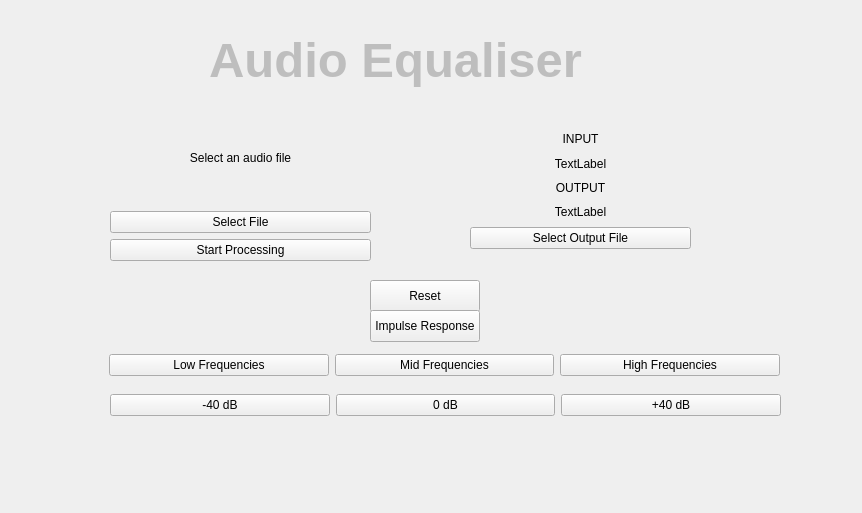
Above: EqualizerBeta_layout.ui from paulmeaney/FYP_viciLab_app before the change. Below: the same form after it.
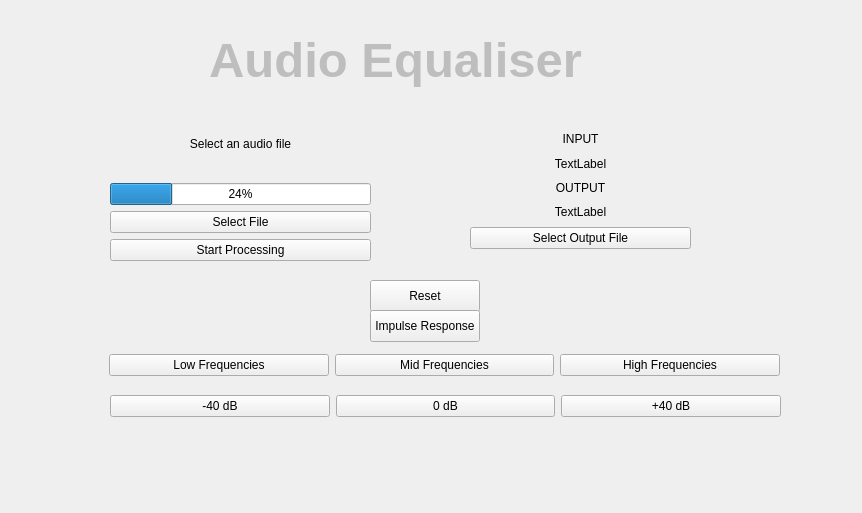
That is the form after the change.

The edit to the form file:
```diff
--- a/EqualizerBeta_layout.ui
+++ b/EqualizerBeta_layout.ui
@@ -98,6 +98,13 @@
       </property>
      </widget>
     </item>
+    <item>
+     <widget class="QProgressBar" name="progressBar">
+      <property name="value">
+       <number>24</number>
+      </property>
+     </widget>
+    </item>
     <item>
      <widget class="QPushButton" name="selectFileButton">
       <property name="text">
@@ -201,7 +208,7 @@
      <x>110</x>
      <y>390</y>
      <width>671</width>
-     <height>31</height>
+     <height>32</height>
     </rect>
    </property>
    <layout class="QHBoxLayout" name="horizontalLayout_2">
```
